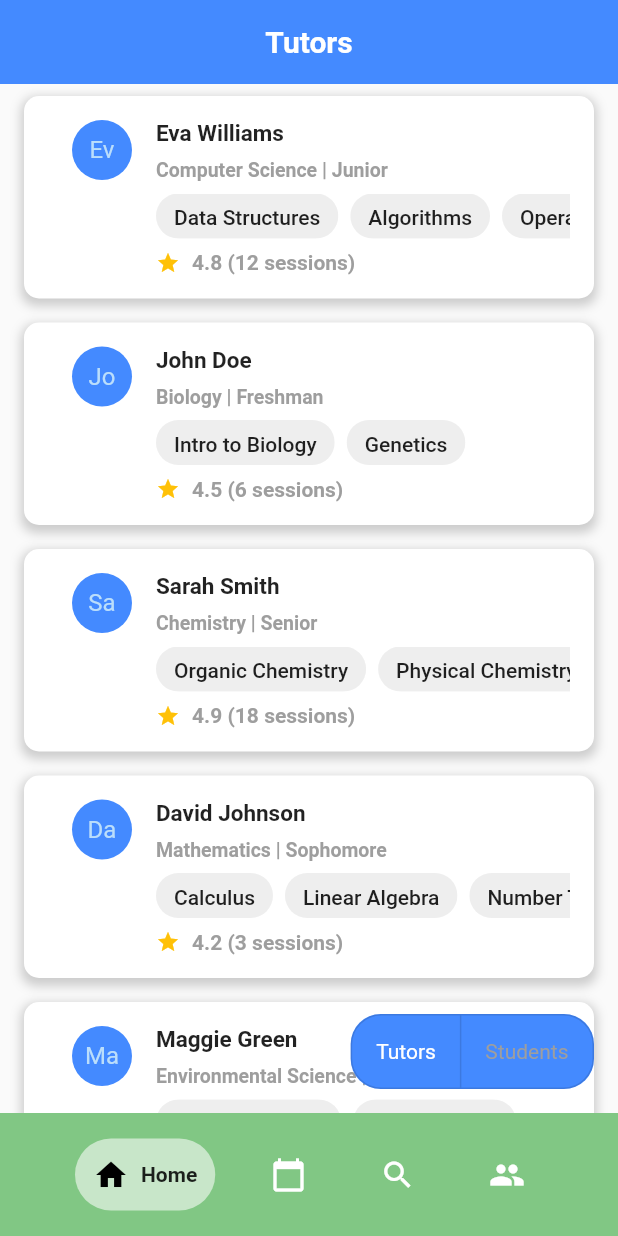
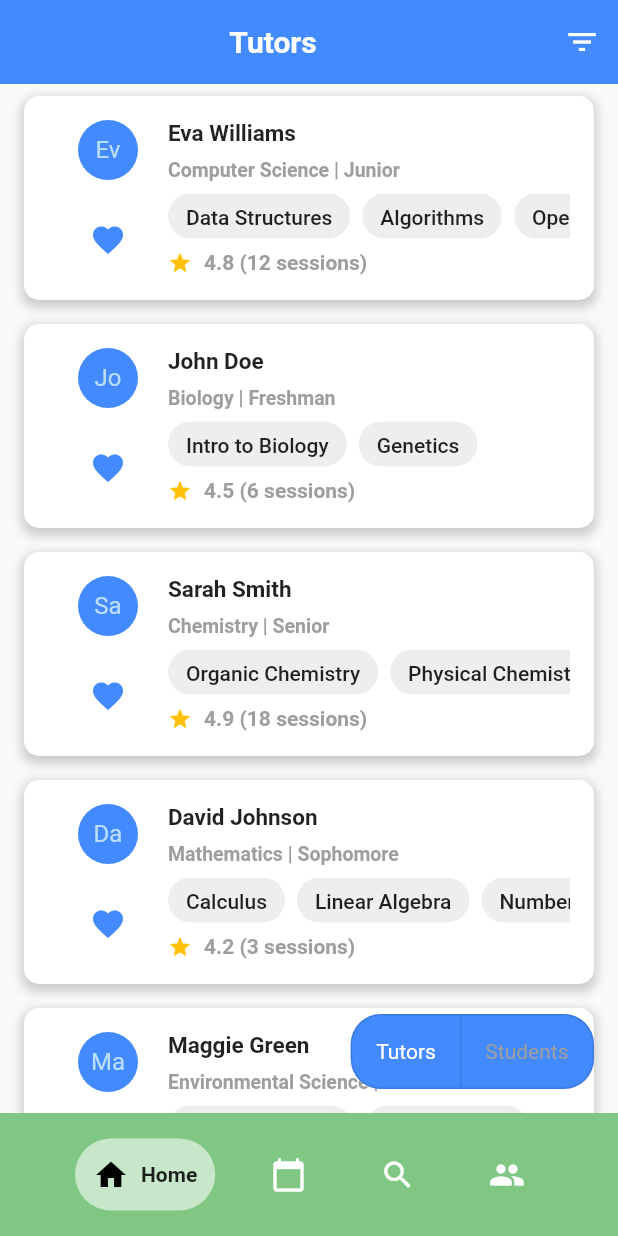
Before and after one commit to tonychengu/project_tutorial, a Flutter app: the screen it shows once a user with an empty profile is signed in, on a phone screen of 412 x 824 dp. Run offline on Flutter 3.47's test engine with Material 2 defaults, Android fonts, the phone set to English and light mode, and no system bars; drawn by our look-alikes of google_nav_bar; our stand-ins replace cloud_firestore, firebase_auth, firebase_core, image_picker, shared_preferences; accounts and stored records are empty.

Commit message:
added filters, favorite button

```diff
--- a/lib/page/home_page.dart
+++ b/lib/page/home_page.dart
@@ -159,6 +159,15 @@ class _HomePageState extends State<HomePage> {
         backgroundColor: Colors.blueAccent,
         elevation: 0,
         centerTitle: true,
+        actions: <Widget>[
+          //this decenters the header and i dont like that
+          //const Text('Filters'),
+          IconButton(
+            icon: const Icon(Icons.filter_list),
+            tooltip: 'Filters',
+            onPressed: () {},
+          ),
+        ],
       ),
       body: ListView.builder(
         itemCount: _users.length,
@@ -186,13 +195,28 @@ class _HomePageState extends State<HomePage> {
                   crossAxisAlignment: CrossAxisAlignment.start,
                   children: [
                     Padding(
-                      padding: const EdgeInsets.all(16.0),
-                      child: CircleAvatar(
-                        child: Text(user.name.substring(0, 2)),
-                        backgroundColor:
-                            _showTutors ? Colors.blueAccent : Colors.blueAccent,
-                      ),
-                    ),
+                        padding: const EdgeInsets.all(16.0),
+                        child: Column(
+                          children: [
+                            CircleAvatar(
+                              backgroundColor: _showTutors
+                                  ? Colors.blueAccent
+                                  : Colors.blueAccent,
+                              child: Text(user.name.substring(0, 2)),
+                            ),
+                            const SizedBox(height: 16),
+                            IconButton(
+                              icon: const Icon(Icons.favorite),
+                              tooltip: 'Favorite',
+                              onPressed: () {}, //add to user favorites list
+                              color: _showTutors
+                                  ? Colors.blueAccent
+                                  : Colors.blueAccent,
+                              highlightColor:
+                                  _showTutors ? Colors.red : Colors.red,
+                            ),
+                          ],
+                        )),
                     Expanded(
                       child: Column(
                         crossAxisAlignment: CrossAxisAlignment.start,
```
